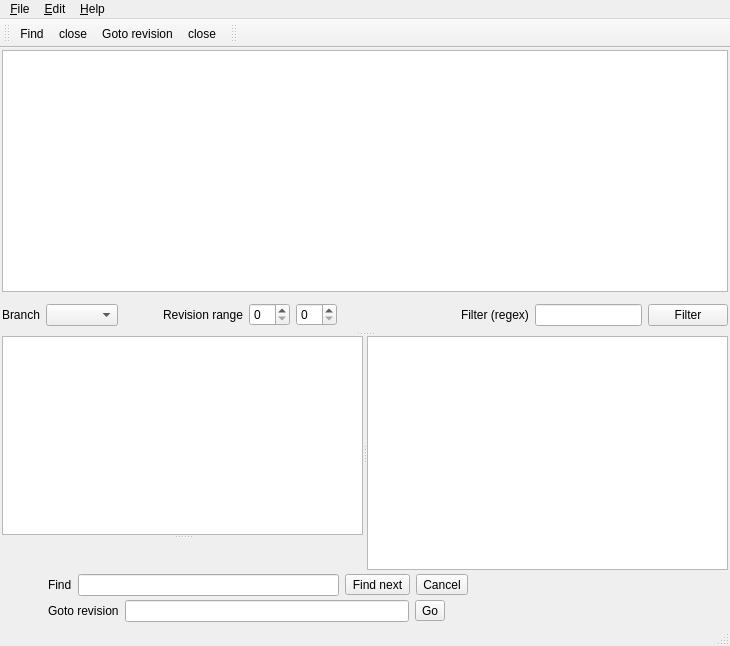
Above: hgview/qt4/hgqv.ui from TyberiusPrime/hgview before the change. Below: the same form after it.
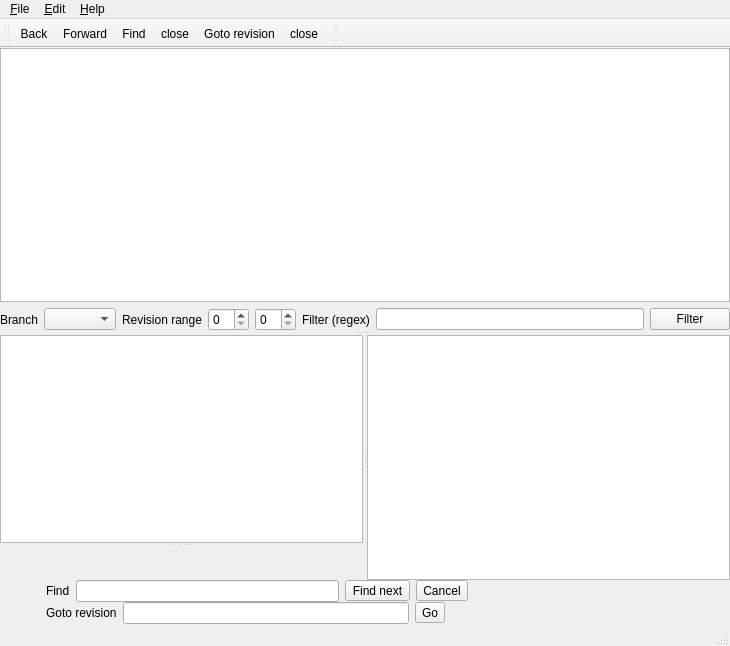
That is the form after the change. Icons and pictures are not drawn.

Commit message: Several main dialog improvements: - make the filter tools a toolbar - add a "Forward" action - add icons for back/forward actions - make "Edit" menu action be also in an "edit" toolbar - minor layout improvements

The edit to the form file:
```diff
--- a/hgview/qt4/hgqv.ui
+++ b/hgview/qt4/hgqv.ui
@@ -23,17 +23,17 @@
    </property>
    <layout class="QVBoxLayout" name="verticalLayout_3" >
     <property name="spacing" >
-     <number>4</number>
+     <number>0</number>
     </property>
     <property name="margin" >
-     <number>2</number>
+     <number>0</number>
     </property>
     <item>
      <widget class="QSplitter" name="splitter_3" >
       <property name="orientation" >
        <enum>Qt::Vertical</enum>
       </property>
-      <widget class="QWidget" name="layoutWidget" >
+      <widget class="QWidget" name="" >
        <layout class="QVBoxLayout" name="verticalLayout_2" >
         <item>
          <widget class="QTableView" name="tableView_revisions" >
@@ -43,21 +43,14 @@
          </widget>
         </item>
         <item>
-         <widget class="QFrame" name="filter_frame" >
-          <property name="sizePolicy" >
-           <sizepolicy vsizetype="Minimum" hsizetype="Preferred" >
-            <horstretch>0</horstretch>
-            <verstretch>0</verstretch>
-           </sizepolicy>
-          </property>
+         <layout class="QHBoxLayout" name="horizontalLayout_6" >
+          <item>
+           <widget class="QFrame" name="frame_branch" >
           <property name="frameShape" >
            <enum>QFrame::NoFrame</enum>
           </property>
           <property name="frameShadow" >
-           <enum>QFrame::Plain</enum>
-          </property>
-          <property name="lineWidth" >
-           <number>0</number>
+             <enum>QFrame::Raised</enum>
           </property>
           <layout class="QHBoxLayout" name="horizontalLayout_2" >
            <property name="margin" >
@@ -73,21 +66,26 @@
            <item>
             <widget class="QComboBox" name="branch_comboBox" />
            </item>
-           <item>
-            <spacer name="horizontalSpacer_2" >
-             <property name="orientation" >
-              <enum>Qt::Horizontal</enum>
-             </property>
-             <property name="sizeHint" stdset="0" >
-              <size>
-               <width>40</width>
-               <height>20</height>
-              </size>
-             </property>
-            </spacer>
-           </item>
+            </layout>
+           </widget>
+          </item>
+          <item>
+           <widget class="QFrame" name="frame_revrange" >
+            <property name="frameShape" >
+             <enum>QFrame::NoFrame</enum>
+            </property>
+            <property name="frameShadow" >
+             <enum>QFrame::Raised</enum>
+            </property>
+            <layout class="QHBoxLayout" name="horizontalLayout_4" >
+             <property name="margin" >
+              <number>0</number>
+             </property>
            <item>
             <widget class="QLabel" name="label_3" >
+               <property name="enabled" >
+                <bool>true</bool>
+               </property>
              <property name="text" >
               <string>Revision range</string>
              </property>
@@ -99,19 +97,21 @@
            <item>
             <widget class="QSpinBox" name="spinbutton_rev_high" />
            </item>
-           <item>
-            <spacer>
-             <property name="orientation" >
-              <enum>Qt::Horizontal</enum>
-             </property>
-             <property name="sizeHint" stdset="0" >
-              <size>
-               <width>118</width>
-               <height>34</height>
-              </size>
-             </property>
-            </spacer>
-           </item>
+            </layout>
+           </widget>
+          </item>
+          <item>
+           <widget class="QFrame" name="frame_filter" >
+            <property name="frameShape" >
+             <enum>QFrame::NoFrame</enum>
+            </property>
+            <property name="frameShadow" >
+             <enum>QFrame::Raised</enum>
+            </property>
+            <layout class="QHBoxLayout" name="horizontalLayout_5" >
+             <property name="margin" >
+              <number>0</number>
+             </property>
            <item>
             <widget class="QLabel" name="label_2" >
              <property name="text" >
@@ -133,8 +133,10 @@
          </widget>
         </item>
        </layout>
+        </item>
+       </layout>
       </widget>
-      <widget class="QFrame" name="frame_3" >
+      <widget class="QFrame" name="frame_maincontent" >
        <property name="sizePolicy" >
         <sizepolicy vsizetype="Expanding" hsizetype="Preferred" >
          <horstretch>0</horstretch>
@@ -178,7 +180,7 @@
      </widget>
     </item>
     <item>
-     <widget class="QFrame" name="find_frame" >
+     <widget class="QFrame" name="frame_find" >
       <property name="frameShape" >
        <enum>QFrame::NoFrame</enum>
       </property>
@@ -244,7 +246,7 @@
      </widget>
     </item>
     <item>
-     <widget class="QFrame" name="goto_frame" >
+     <widget class="QFrame" name="frame_goto" >
       <property name="frameShape" >
        <enum>QFrame::NoFrame</enum>
       </property>
@@ -300,6 +302,11 @@
         </spacer>
        </item>
       </layout>
+      <zorder>close_goto_toolButton</zorder>
+      <zorder>label_5</zorder>
+      <zorder>entry_goto</zorder>
+      <zorder>button_goto</zorder>
+      <zorder>splitter_3</zorder>
      </widget>
     </item>
    </layout>
@@ -332,9 +339,10 @@
     <property name="title" >
      <string>&amp;Edit</string>
     </property>
-    <addaction name="action_Find" />
-    <addaction name="action_Goto" />
+    <addaction name="actionFind" />
+    <addaction name="actionGoto" />
     <addaction name="actionBack" />
+    <addaction name="actionForward" />
    </widget>
    <addaction name="menuFile" />
    <addaction name="menu_Edit" />
@@ -350,7 +358,7 @@
     </rect>
    </property>
   </widget>
-  <widget class="QToolBar" name="toolBar" >
+  <widget class="QToolBar" name="toolBar_edit" >
    <property name="enabled" >
     <bool>true</bool>
    </property>
@@ -371,12 +379,14 @@
    <attribute name="toolBarBreak" >
     <bool>false</bool>
    </attribute>
-   <addaction name="action_Find" />
+   <addaction name="actionBack" />
+   <addaction name="actionForward" />
+   <addaction name="actionFind" />
    <addaction name="actionCloseFind" />
-   <addaction name="action_Goto" />
+   <addaction name="actionGoto" />
    <addaction name="actionCloseGoto" />
   </widget>
-  <widget class="QToolBar" name="toolBar_2" >
+  <widget class="QToolBar" name="toolBar_treefilters" >
    <property name="enabled" >
     <bool>true</bool>
    </property>
@@ -430,7 +440,7 @@
     <string>About</string>
    </property>
   </action>
-  <action name="action_Find" >
+  <action name="actionFind" >
    <property name="checkable" >
     <bool>true</bool>
    </property>
@@ -449,13 +459,16 @@
    <property name="text" >
     <string>close</string>
    </property>
+   <property name="visible" >
+    <bool>false</bool>
+   </property>
   </action>
-  <action name="action_FindNext" >
+  <action name="actionFindNext" >
    <property name="text" >
     <string>Find &amp;Next</string>
    </property>
   </action>
-  <action name="action_Goto" >
+  <action name="actionGoto" >
    <property name="checkable" >
     <bool>true</bool>
    </property>
@@ -474,18 +487,46 @@
    <property name="text" >
     <string>close</string>
    </property>
+   <property name="visible" >
+    <bool>false</bool>
+   </property>
   </action>
   <action name="actionBack" >
    <property name="checkable" >
     <bool>false</bool>
    </property>
+   <property name="icon" >
+    <iconset resource="hgview.qrc" >
+     <normaloff>:/icons/back.svg</normaloff>:/icons/back.svg</iconset>
+   </property>
    <property name="text" >
     <string>&amp;Back</string>
    </property>
+   <property name="toolTip" >
+    <string>Go to previous revision of navigation history</string>
+   </property>
    <property name="shortcut" >
     <string>Alt+Left</string>
    </property>
   </action>
+  <action name="actionForward" >
+   <property name="checkable" >
+    <bool>false</bool>
+   </property>
+   <property name="icon" >
+    <iconset resource="hgview.qrc" >
+     <normaloff>:/icons/forward.svg</normaloff>:/icons/forward.svg</iconset>
+   </property>
+   <property name="text" >
+    <string>&amp;Forward</string>
+   </property>
+   <property name="toolTip" >
+    <string>Go to next revision of navigation history</string>
+   </property>
+   <property name="shortcut" >
+    <string>Alt+Right</string>
+   </property>
+  </action>
  </widget>
  <resources>
   <include location="hgview.qrc" />
```
Left out of the diff: 16 changed lines with no effect on the pictures. Lines whose indentation alone changed are shown as unchanged. The commit also changes 2 other files.
